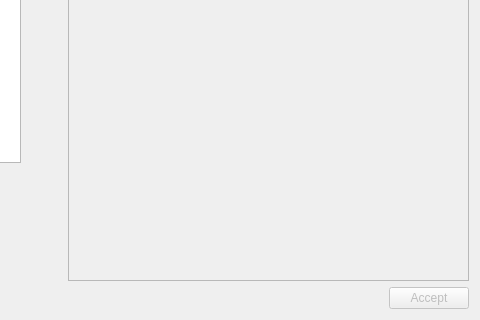
Qt form main_form.ui (E1eMsGit/Passwords-Manager) before a commit; both pictures show x 160 to 640 and y 99 to 419 of the 640 by 419 pixel window.
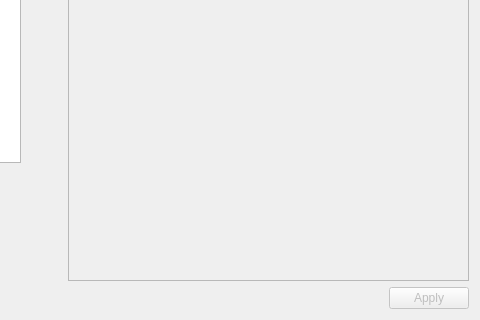
The same form after that commit. Icons and pictures are not drawn.

Commit message: correction adding dialog

```diff
--- a/main_form.ui
+++ b/main_form.ui
@@ -149,7 +149,7 @@
             <string>Save changes to file</string>
            </property>
            <property name="text">
-            <string>Accept</string>
+            <string>Apply</string>
            </property>
           </widget>
          </item>
```
Left out of the diff: 2 changed lines with no effect on the pictures. The commit also changes 3 other files.
